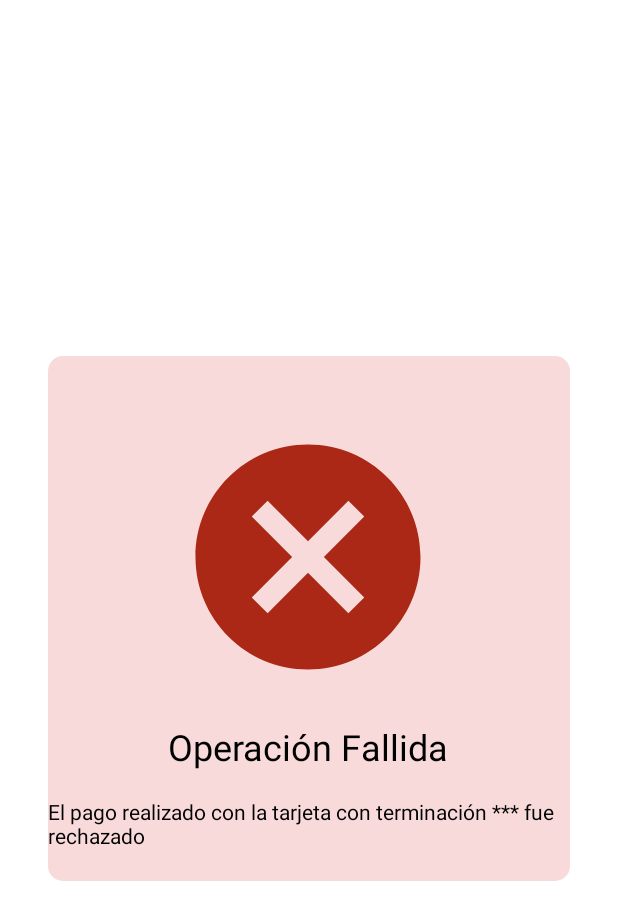
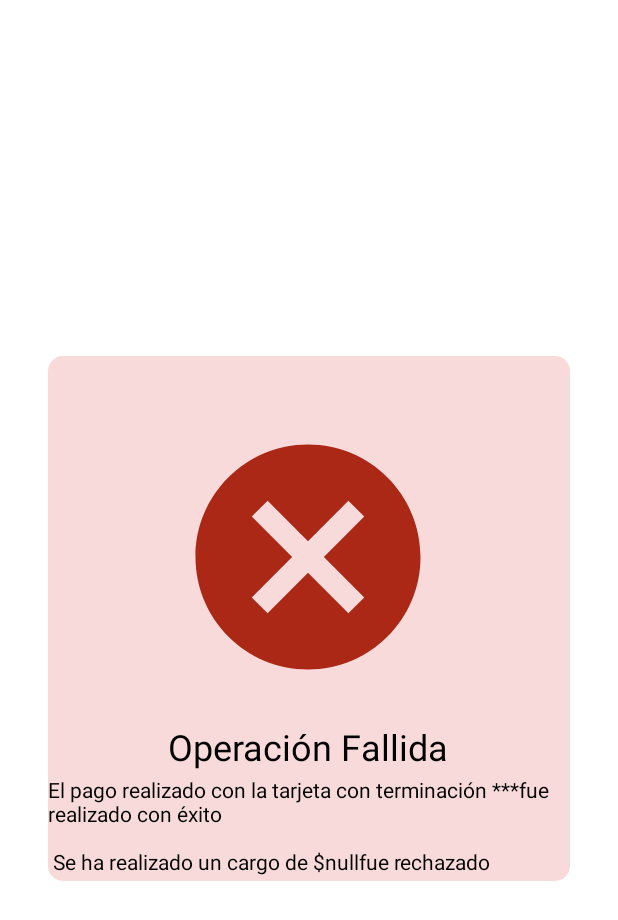
Before and after one commit to MOONeeS0408/CME1, an Android app: the OpFallida screen opened directly, with no data from a screen before it, on a phone screen of 412 x 824 dp. Shown: the top 920 px of the screen. Run offline under Robolectric (Android 15) with nearby library versions, the phone set to English and light mode, and no system bars.

Commit message:
Commit: erasing hard coding for messages on failed and successful activities

```diff
--- a/app/src/main/java/com/example/forms/OpExitosa.kt
+++ b/app/src/main/java/com/example/forms/OpExitosa.kt
@@ -38,9 +38,6 @@ class OpExitosa : AppCompatActivity() {
 
         // Utilizar los datos como sea necesario
         // Por ejemplo, mostrar los datos en TextViews
-        binding.tvDescrip.text = "El pago realizado con la tarjeta con terminación ***$ultimosCuatroDigitos fue realizado con éxito\n\n Se ha realizado un cargo de \$$pago"
-
+        binding.tvDescrip.text = resources.getString(R.string.text1) + "$ultimosCuatroDigitos" + resources.getString(R.string.text2) + "$pago" + resources.getString(R.string.text3)
     }
-
-
 }
--- a/app/src/main/java/com/example/forms/OpFallida.kt
+++ b/app/src/main/java/com/example/forms/OpFallida.kt
@@ -26,10 +26,10 @@ class OpFallida : AppCompatActivity() {
 
 
         val datosRecibidos = intent.extras
-        val nombre = datosRecibidos?.getString("titular")
+
         val tarjeta = datosRecibidos?.getString("tarjeta")
+        val pago = datosRecibidos?.getString("pago")
 
-        val titular = nombre?.toUpperCase() ?: ""
 
 
         val ultimosCuatroDigitos: String = if (tarjeta != null) {
@@ -43,7 +43,8 @@ class OpFallida : AppCompatActivity() {
 
         // Utilizar los datos como sea necesario
         // Por ejemplo, mostrar los datos en TextViews
-        binding.tvDescrip.text = "El pago realizado con la tarjeta con terminación ***$ultimosCuatroDigitos fue rechazado"
+
+        binding.tvDescrip.text = resources.getString(R.string.text1) + "$ultimosCuatroDigitos" + resources.getString(R.string.text2) + "$pago" + resources.getString(R.string.text4)
 
     }
 
--- a/app/src/main/res/layout/activity_splash.xml
+++ b/app/src/main/res/layout/activity_splash.xml
@@ -27,6 +27,7 @@
         android:layout_width="wrap_content"
         android:layout_height="wrap_content"
         android:text="@string/version"
+        android:textColor="@color/dark_gray"
         app:layout_constraintBottom_toBottomOf="parent"
         app:layout_constraintEnd_toEndOf="parent"
         app:layout_constraintHorizontal_bias="0.912"
@@ -41,6 +42,7 @@
         android:layout_height="wrap_content"
         android:text="@string/inicio"
         android:textSize="20sp"
+        android:textColor="@color/black"
         app:layout_constraintBottom_toBottomOf="parent"
         app:layout_constraintEnd_toEndOf="parent"
         app:layout_constraintHorizontal_bias="0.498"
--- a/app/src/main/res/values/strings.xml
+++ b/app/src/main/res/values/strings.xml
@@ -38,4 +38,10 @@
     <string name="op_exitosa">Operación Exitosa</string>
     <string name="op_fallida">Operación Fallida</string>
 
+    <string name="text1">El pago realizado con la tarjeta con terminación ***</string>
+    <string name="text2"> fue realizado con éxito\n\n Se ha realizado un cargo de $ </string>
+    <string name="text3">" "</string>
+    <string name="text4">fue rechazado</string>
+
+
 </resources>
```
Also changed, not shown: 1 other file.
